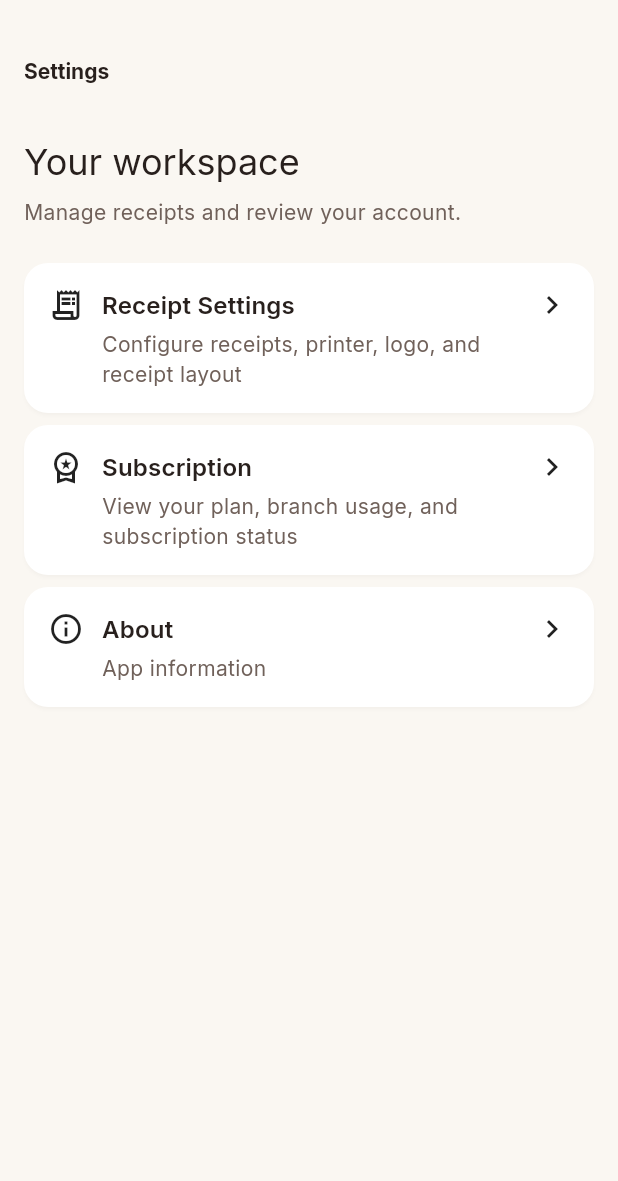
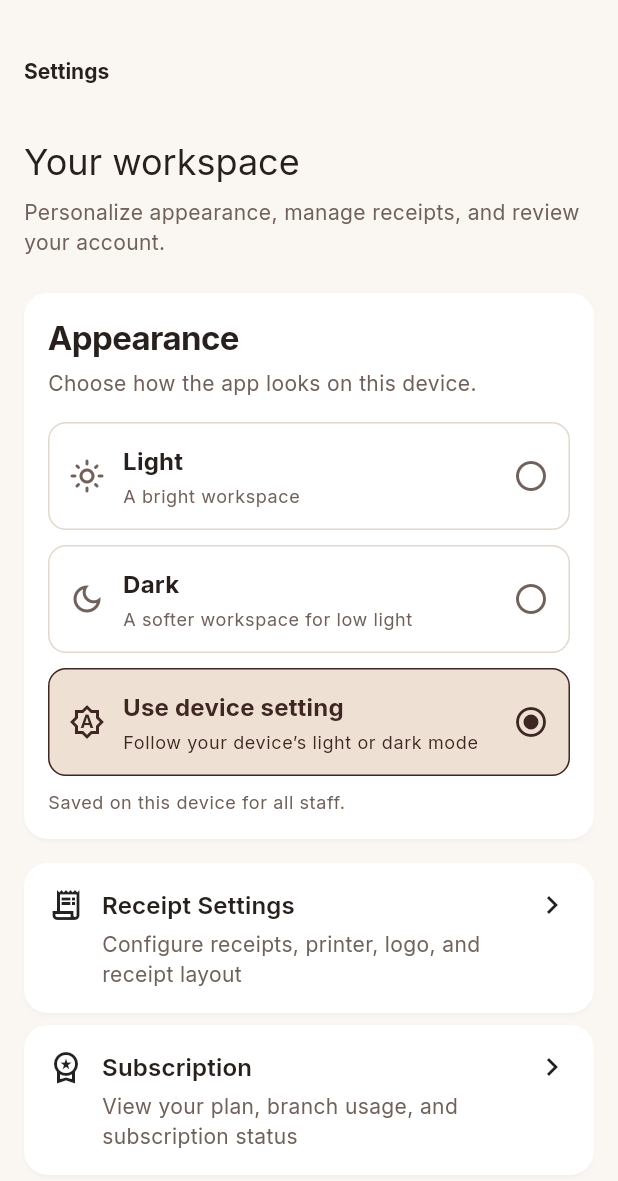
Before and after one commit to sticky268/Top-Coffee-POS, a Flutter app: the SettingsScreen screen opened by its route, on a phone screen of 412 x 824 dp, the part 55-1236 px from its top. Run offline on Flutter 3.47's test engine with Material 3 defaults, Android fonts, the phone set to English and light mode, and no system bars; our stand-ins replace dio, drift, flutter_riverpod, flutter_secure_storage, go_router, image_picker and 3 more; accounts and stored records are empty; generated files the repository leaves out were written again; statements that could not run were skipped.

Commit message:
Add persistent device appearance settings for light dark and system modes

```diff
--- a/frontend/lib/app.dart
+++ b/frontend/lib/app.dart
@@ -3,6 +3,7 @@ import 'package:flutter_riverpod/flutter_riverpod.dart';
 
 import 'core/routing/app_router.dart';
 import 'core/theme/app_theme.dart';
+import 'core/theme/theme_preference.dart';
 import 'core/offline/order_sync.dart';
 import 'core/printer/print_queue_providers.dart';
 import 'features/auth/application/auth_controller.dart';
@@ -30,6 +31,7 @@ class TopCoffeeApp extends ConsumerWidget {
       debugShowCheckedModeBanner: false,
       theme: AppTheme.light,
       darkTheme: AppTheme.dark,
+      themeMode: ref.watch(themeModeProvider),
       routerConfig: router,
     );
   }
--- /dev/null
+++ b/frontend/lib/core/theme/theme_preference.dart
@@ -0,0 +1,70 @@
+import 'package:flutter/material.dart';
+import 'package:flutter_riverpod/flutter_riverpod.dart';
+import 'package:shared_preferences/shared_preferences.dart';
+
+/// Device-wide appearance; it is independent of account and branch changes.
+class ThemePreferenceStore {
+  static const key = 'appearance.theme_mode';
+
+  Future<ThemeMode> load() async {
+    try {
+      final value = (await SharedPreferences.getInstance()).getString(key);
+      return ThemeMode.values.firstWhere(
+        (mode) => mode.name == value,
+        orElse: () => ThemeMode.system,
+      );
+    } catch (_) {
+      // Appearance storage must not prevent the cashier from opening the app.
+      return ThemeMode.system;
+    }
+  }
+
+  Future<void> save(ThemeMode mode) async {
+    final saved = await (await SharedPreferences.getInstance())
+        .setString(key, mode.name);
+    if (!saved) throw StateError('Appearance preference was not saved.');
+  }
+}
+
+final themePreferenceStoreProvider = Provider((ref) => ThemePreferenceStore());
+
+// main loads this before the first frame to avoid flashing the wrong theme.
+final initialThemeModeProvider = Provider((ref) => ThemeMode.system);
+
+class ThemePreference {
+  const ThemePreference(this.mode, {this.saving = false, this.error});
+  final ThemeMode mode;
+  final bool saving;
+  final String? error;
+}
+
+class ThemePreferenceController extends StateNotifier<ThemePreference> {
+  ThemePreferenceController(this._store, ThemeMode initialMode)
+      : super(ThemePreference(initialMode));
+
+  final ThemePreferenceStore _store;
+
+  Future<void> select(ThemeMode mode) async {
+    if (state.saving || (state.mode == mode && state.error == null)) return;
+    final previous = state.mode;
+    state = ThemePreference(mode, saving: true);
+    try {
+      await _store.save(mode);
+      if (mounted) state = ThemePreference(mode);
+    } catch (_) {
+      if (mounted) {
+        state = ThemePreference(previous,
+            error: 'Could not save appearance. Please try again.');
+      }
+    }
+  }
+}
+
+final themePreferenceProvider =
+    StateNotifierProvider<ThemePreferenceController, ThemePreference>((ref) {
+  return ThemePreferenceController(ref.watch(themePreferenceStoreProvider),
+      ref.watch(initialThemeModeProvider));
+});
+
+final themeModeProvider = Provider(
+    (ref) => ref.watch(themePreferenceProvider.select((state) => state.mode)));
--- /dev/null
+++ b/frontend/lib/features/settings/presentation/appearance_settings_card.dart
@@ -0,0 +1,90 @@
+import 'package:flutter/material.dart';
+import 'package:flutter_riverpod/flutter_riverpod.dart';
+
+import '../../../core/theme/theme_preference.dart';
+import '../../../core/widgets/app_buttons.dart' as pos_ui;
+
+class AppearanceSettingsCard extends ConsumerWidget {
+  const AppearanceSettingsCard({super.key});
+
+  @override
+  Widget build(BuildContext context, WidgetRef ref) {
+    final preference = ref.watch(themePreferenceProvider);
+    final theme = Theme.of(context);
+    final scheme = theme.colorScheme;
+    return Card(
+      child: Padding(
+        padding: const EdgeInsets.all(16),
+        child: Column(
+          crossAxisAlignment: CrossAxisAlignment.stretch,
+          children: [
+            Text('Appearance', style: theme.textTheme.titleLarge),
+            const SizedBox(height: 6),
+            Text('Choose how the app looks on this device.',
+                style: theme.textTheme.bodyMedium
+                    ?.copyWith(color: scheme.onSurfaceVariant)),
+            const SizedBox(height: 16),
+            for (final option in [
+              (ThemeMode.light, 'Light', 'A bright workspace', Icons.light_mode_outlined),
+              (ThemeMode.dark, 'Dark', 'A softer workspace for low light', Icons.dark_mode_outlined),
+              (ThemeMode.system, 'Use device setting', 'Follow your device’s light or dark mode', Icons.brightness_auto_outlined),
+            ]) ...[
+              Builder(builder: (context) {
+                final selected = preference.mode == option.$1;
+                return Semantics(
+                  selected: selected,
+                  button: true,
+                  enabled: !preference.saving,
+                  child: Material(
+                    color: selected ? scheme.primaryContainer : scheme.surface,
+                    shape: RoundedRectangleBorder(
+                      borderRadius: BorderRadius.circular(12),
+                      side: BorderSide(color: selected ? scheme.primary : scheme.outlineVariant),
+                    ),
+                    child: pos_ui.ActionSurface(
+                      key: ValueKey('appearance-${option.$1.name}'),
+                      borderRadius: BorderRadius.circular(12),
+                      onTap: preference.saving ? null : () => ref
+                          .read(themePreferenceProvider.notifier).select(option.$1),
+                      child: Padding(
+                        padding: const EdgeInsets.all(14),
+                        child: Row(children: [
+                          Icon(option.$4, color: selected ? scheme.onPrimaryContainer : scheme.onSurfaceVariant),
+                          const SizedBox(width: 12),
+                          Expanded(child: Column(
+                            crossAxisAlignment: CrossAxisAlignment.start,
+                            children: [
+                              Text(option.$2, style: theme.textTheme.titleMedium?.copyWith(
+                                color: selected ? scheme.onPrimaryContainer : scheme.onSurface,
+                                fontWeight: FontWeight.w700)),
+                              const SizedBox(height: 4),
+                              Text(option.$3, style: theme.textTheme.bodySmall?.copyWith(
+                                color: selected ? scheme.onPrimaryContainer : scheme.onSurfaceVariant)),
+                            ],
+                          )),
+                          const SizedBox(width: 12),
+                          Icon(selected ? Icons.radio_button_checked : Icons.radio_button_off,
+                            color: selected ? scheme.primary : scheme.onSurfaceVariant),
+                        ]),
+                      ),
+                    ),
+                  ),
+                );
+              }),
+              const SizedBox(height: 10),
+            ],
+            Text('Saved on this device for all staff.',
+                style: theme.textTheme.bodySmall?.copyWith(color: scheme.onSurfaceVariant)),
+            if (preference.saving || preference.error != null) ...[
+              const SizedBox(height: 10),
+              Semantics(liveRegion: true, child: Text(
+                preference.error ?? 'Saving appearance…',
+                style: theme.textTheme.bodySmall?.copyWith(
+                    color: preference.error == null ? scheme.onSurfaceVariant : scheme.error))),
+            ],
+          ],
+        ),
+      ),
+    );
+  }
+}
--- a/frontend/lib/features/settings/presentation/settings_screen.dart
+++ b/frontend/lib/features/settings/presentation/settings_screen.dart
@@ -2,6 +2,7 @@ import 'package:flutter/material.dart';
 
 import '../../../core/widgets/page_content.dart';
 import 'package:go_router/go_router.dart';
+import 'appearance_settings_card.dart';
 
 class SettingsScreen extends StatelessWidget {
   const SettingsScreen({super.key});
@@ -21,12 +22,14 @@ class SettingsScreen extends StatelessWidget {
             ),
             const SizedBox(height: 8),
             Text(
-              'Manage receipts and review your account.',
+              'Personalize appearance, manage receipts, and review your account.',
               style: Theme.of(context).textTheme.bodyMedium?.copyWith(
                 color: Theme.of(context).colorScheme.onSurfaceVariant,
               ),
             ),
             const SizedBox(height: 24),
+            const AppearanceSettingsCard(),
+            const SizedBox(height: 16),
             Card(
               child: RecordTile(
                 leading: const Icon(Icons.receipt_long_outlined),
```
Also changed, not shown: frontend/lib/main.dart (+11 -2 lines), 5 other files.
